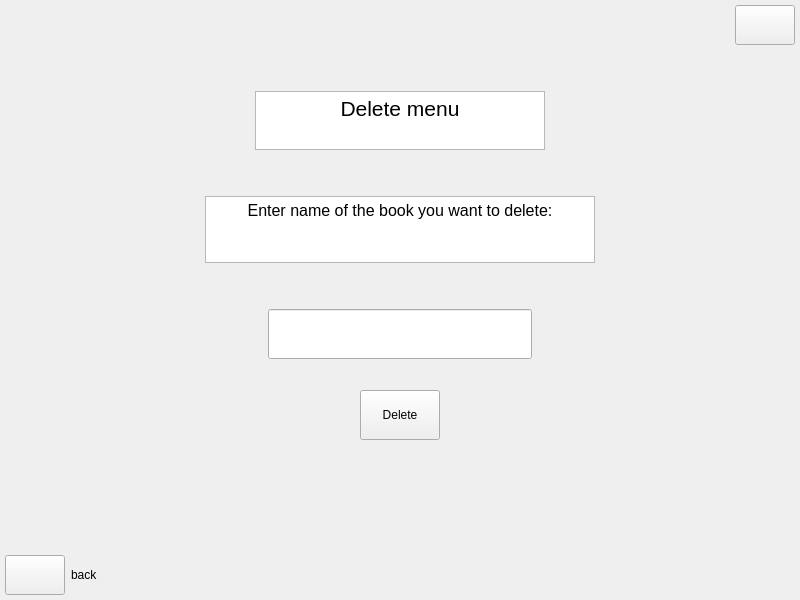
Old version of the form Project/del.ui in the repository AminNaghiyan/uiap92_project.
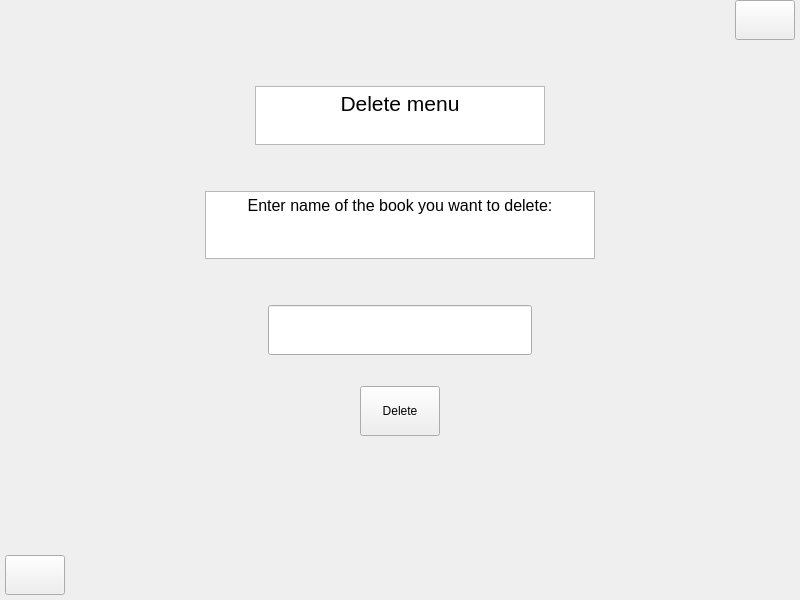
New version of the form. Icons and pictures are not drawn.

The edit to the form file:
```diff
--- a/Project/del.ui
+++ b/Project/del.ui
@@ -18,7 +18,7 @@
     <number>5</number>
    </property>
    <property name="topMargin">
-    <number>5</number>
+    <number>0</number>
    </property>
    <property name="rightMargin">
     <number>5</number>
@@ -215,7 +215,7 @@
          <property name="maximumSize">
           <size>
            <width>475</width>
-           <height>67</height>
+           <height>68</height>
           </size>
          </property>
          <property name="html">
@@ -437,13 +437,6 @@
          </property>
         </widget>
        </item>
-       <item>
-        <widget class="QLabel" name="label">
-         <property name="text">
-          <string>back</string>
-         </property>
-        </widget>
-       </item>
        <item>
         <spacer name="horizontalSpacer_8">
          <property name="orientation">
```
